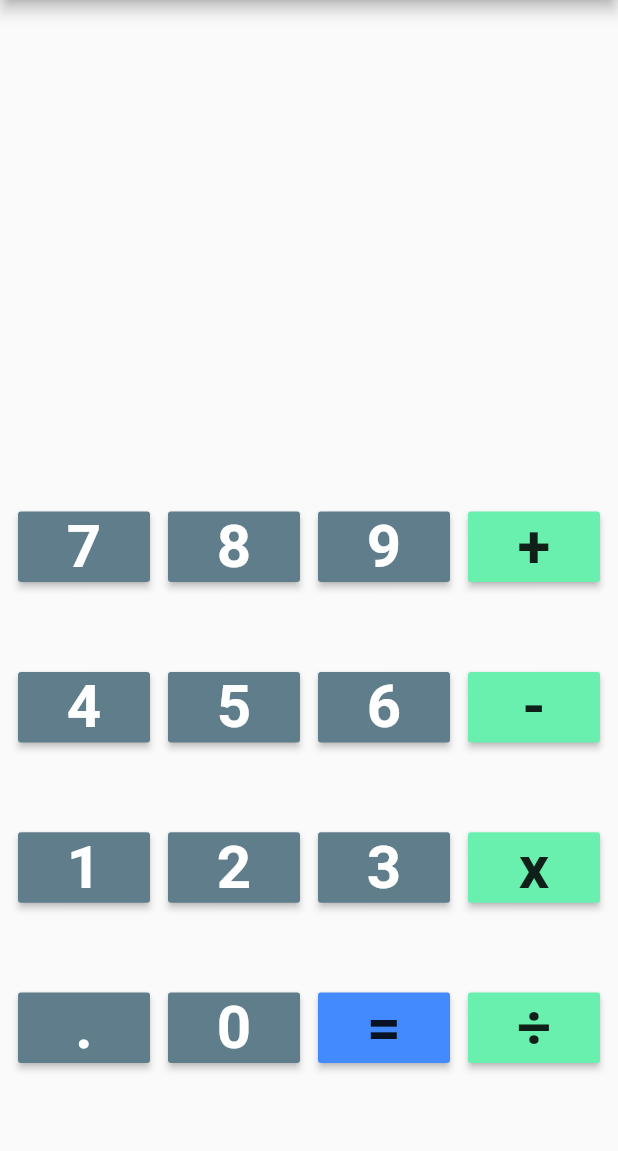
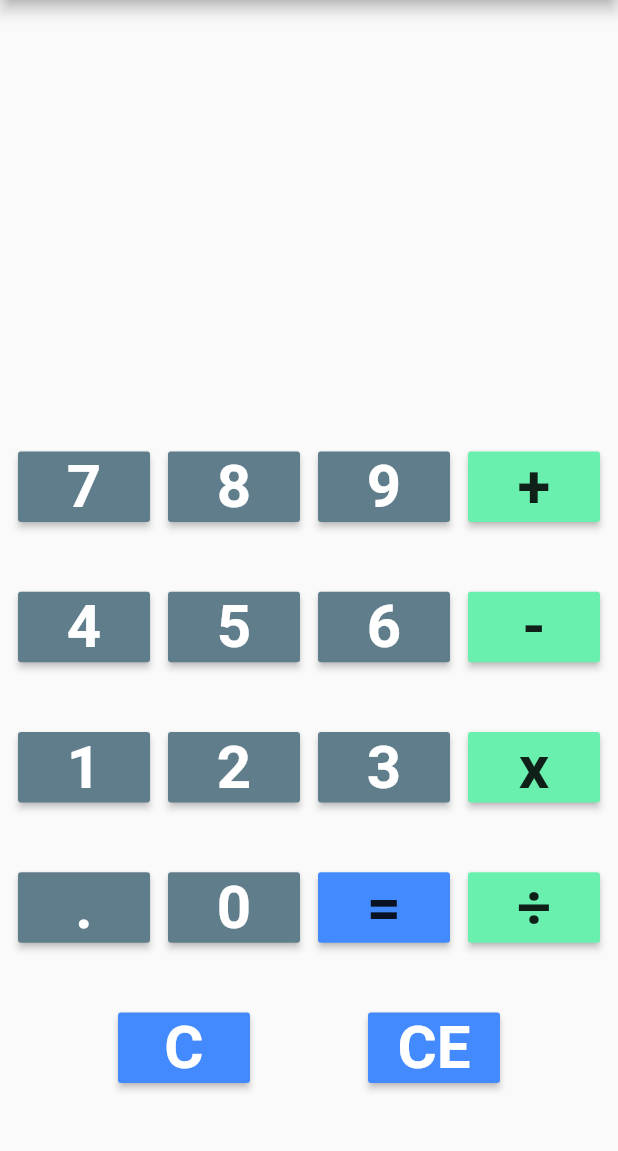
Before and after one commit to HarrissonPereira/doctor_calculator, a Flutter app: the screen it shows after launch, on a phone screen of 412 x 824 dp, the part 84-1235 px from its top. Run offline on Flutter 3.47's test engine with Material 2 defaults, Android fonts, the phone set to English and light mode, and no system bars.

Commit message:
Adicionando C e CE

```diff
--- a/lib/calculator_screen.dart
+++ b/lib/calculator_screen.dart
@@ -401,6 +401,7 @@ class _CalculatorScreenState extends State<CalculatorScreen> {
                           {
                             _resultadoCalculo = _resultadoFinal;
                             _operador = "-";
+                            _historico =  _historico +_operador;
                             _isNum1 = false;
                           }
 
@@ -553,6 +554,7 @@ class _CalculatorScreenState extends State<CalculatorScreen> {
                           {
                             _resultadoCalculo = _resultadoFinal;
                             _operador = "x";
+                            _historico =  _historico +_operador;
                             _isNum1 = false;
                           }
 
@@ -640,8 +642,13 @@ class _CalculatorScreenState extends State<CalculatorScreen> {
                       color: Colors.blueGrey,
                     onPressed: (){
                       setState(() {
-                        if(_resultadoFinal == 0.0 && _operador.length ==0)
-                          _historico = "";
+                        if (_resultadoFinal == 0.0 || _operador.length == 0) {
+                          resetar();
+                          if (_isNovoCalculo) {
+                            _historico = "";
+                            _isNovoCalculo = !_isNovoCalculo;
+                          }
+                        }
 
                         _entradaNumeros = _entradaNumeros + "0";
                       });
@@ -705,6 +712,7 @@ class _CalculatorScreenState extends State<CalculatorScreen> {
                           {
                             _resultadoCalculo = _resultadoFinal;
                             _operador = "÷";
+                            _historico =  _historico +_operador;
                             _isNum1 = false;
                           }
 
@@ -748,8 +756,57 @@ class _CalculatorScreenState extends State<CalculatorScreen> {
                   )
                 ],
               ),
+
+              new Row
+                (
+                  mainAxisAlignment: MainAxisAlignment.spaceEvenly ,
+                  children: <Widget>
+              [
+              new MaterialButton(
+              child: new Text(
+                  "C",
+                  style: new TextStyle(
+                    fontSize: 40.0,
+                    fontWeight: FontWeight.bold,
+                    color: Colors.white,
+                  )),
+      color: Colors.blueAccent,
+      onPressed: (){
+        setState(() {
+
+          _entradaNumeros = "";
+
+        });
+      },
+    ),
+
+              new MaterialButton(
+                child: new Text(
+                    "CE",
+                    style: new TextStyle(
+                      fontSize: 40.0,
+                      fontWeight: FontWeight.bold,
+                      color: Colors.white,
+                    )),
+                color: Colors.blueAccent,
+                onPressed: (){
+                  setState(() {
+
+                    resetar();
+                    _resultadoFinal = 0.0;
+                    _entradaNumeros = "";
+                    _historico = "";
+
+                  });
+                },
+              ),
+  ]
+              ),
+
             ],
           ),
+
+
         )
     );
   }
```
